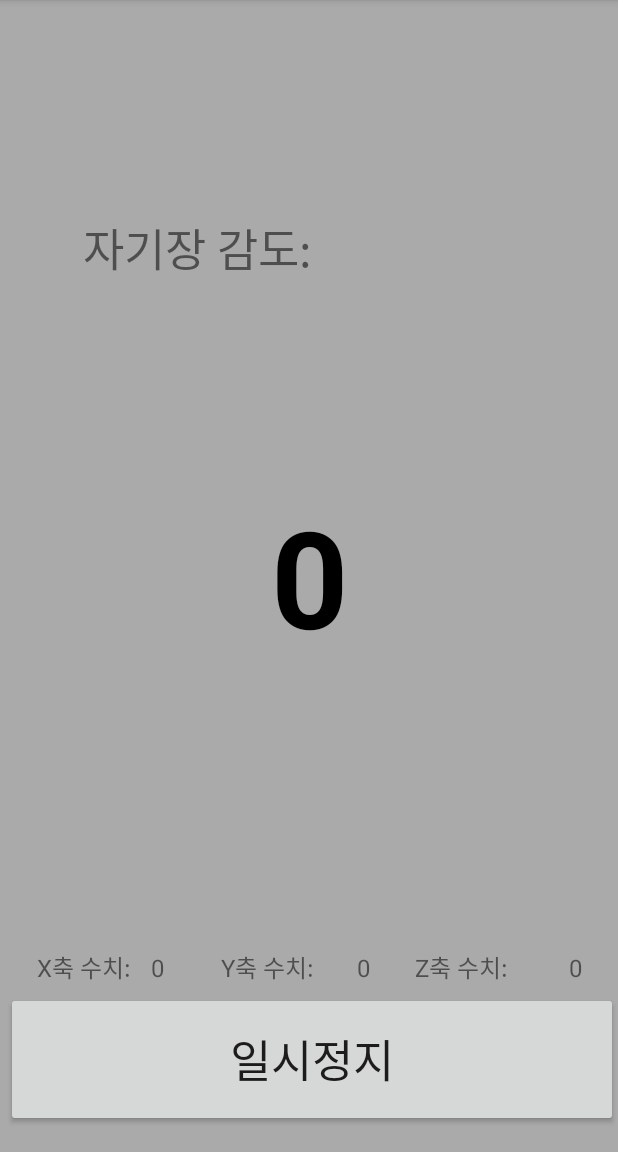
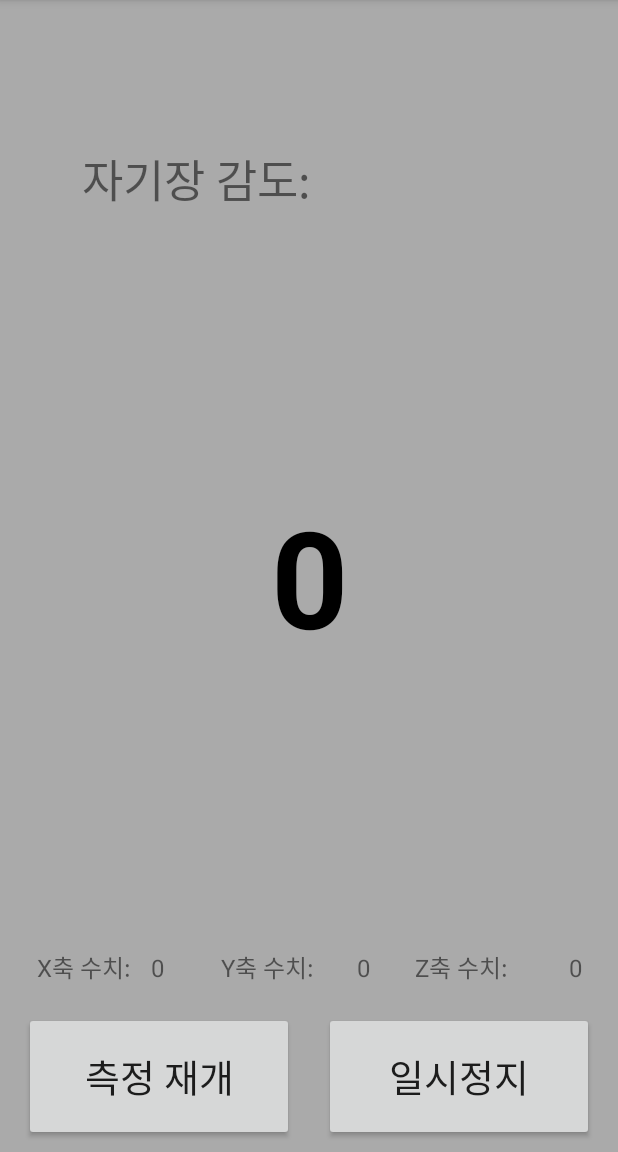
Before and after one commit to chunny22/Metal_Detector, an Android app: the screen it shows after launch (MainActivity), on a phone screen of 412 x 824 dp, the part 84-1236 px from its top. Run offline under Robolectric (Android 15) with nearby library versions, the phone set to English and light mode, and no system bars.

Commit message:
Second update push

```diff
--- a/app/build.gradle
+++ b/app/build.gradle
@@ -23,6 +23,8 @@ android {
 }
 
 dependencies {
+    def room_version = "2.2.5"
+
     implementation fileTree(dir: "libs", include: ["*.jar"])
     implementation 'androidx.appcompat:appcompat:1.1.0'
     implementation 'androidx.constraintlayout:constraintlayout:1.1.3'
@@ -30,4 +32,6 @@ dependencies {
     androidTestImplementation 'androidx.test.ext:junit:1.1.1'
     androidTestImplementation 'androidx.test.espresso:espresso-core:3.2.0'
 
+    implementation "androidx.room:room-runtime:$room_version"
+    annotationProcessor "androidx.room:room-compiler:$room_version"
 }
--- a/app/src/main/AndroidManifest.xml
+++ b/app/src/main/AndroidManifest.xml
@@ -7,13 +7,14 @@
 
     <application
         android:allowBackup="true"
-        android:screenOrientation="portrait"
         android:icon="@mipmap/ic_launcher"
         android:label="@string/app_name"
         android:roundIcon="@mipmap/ic_launcher_round"
+        android:screenOrientation="portrait"
         android:supportsRtl="true"
         android:theme="@style/AppTheme">
-        <activity android:name=".Settings"></activity>
+        <activity android:name=".Room"></activity>
+        <activity android:name=".Settings" />
         <activity android:name=".MainActivity">
             <intent-filter>
                 <action android:name="android.intent.action.MAIN" />
--- a/app/src/main/java/com/example/metal_detector/MainActivity.java
+++ b/app/src/main/java/com/example/metal_detector/MainActivity.java
@@ -22,12 +22,7 @@ import android.widget.Toast;
 public class MainActivity extends AppCompatActivity implements SensorEventListener {
 
     private SensorManager sensormanager;
-    private TextView rate;
-    private Button pause;
-    private TextView X_Rate;
-    private TextView Y_Rate;
-    private TextView Z_Rate;
-    private int count;
+    private TextView rate, X_Rate, Y_Rate, Z_Rate;
     MediaPlayer player;
     Vibrator v;
 
@@ -36,16 +31,35 @@ public class MainActivity extends AppCompatActivity implements SensorEventListen
         super.onCreate(savedInstanceState);
         setContentView(R.layout.activity_main);
 
-        rate = (TextView) findViewById(R.id.rate);
-        pause = (Button) findViewById(R.id.pause);
-        X_Rate = (TextView) findViewById(R.id.X_Rate);
-        Y_Rate = (TextView) findViewById(R.id.Y_Rate);
-        Z_Rate = (TextView) findViewById(R.id.Z_Rate);
+        rate = findViewById(R.id.rate);
+        X_Rate = findViewById(R.id.X_Rate);
+        Y_Rate = findViewById(R.id.Y_Rate);
+        Z_Rate = findViewById(R.id.Z_Rate);
         v = (Vibrator) getSystemService(Context.VIBRATOR_SERVICE);
-        pause = (Button) findViewById(R.id.pause);
+        Button pause = findViewById(R.id.pause);
+        Button resume = findViewById(R.id.resume);
+
+        sensormanager = (SensorManager) getSystemService(SENSOR_SERVICE);
+
+        //TODO check whether pause/resume button works
+        //TODO implement pausing the measurement and retrieving the information
+        pause.setOnClickListener(new View.OnClickListener() {
+            @Override
+            public void onClick(View view) {
+                Toast.makeText(getBaseContext(), "일시정지됨", Toast.LENGTH_SHORT).show();
+                onPause();
+            }
+        });
+
+        resume.setOnClickListener(new View.OnClickListener() {
+            @Override
+            public void onClick(View view) {
+                Toast.makeText(getBaseContext(), "측정 재개됨", Toast.LENGTH_SHORT).show();
+                onResume();
+            }
+        });
 
     }
-
 
     public boolean onCreateOptionsMenu(Menu menu) {
         MenuInflater inflater = getMenuInflater();
--- a/app/src/main/res/layout/activity_main.xml
+++ b/app/src/main/res/layout/activity_main.xml
@@ -29,25 +29,12 @@
         android:layout_height="wrap_content"
         android:text="@string/sensitivity"
         android:textSize="30sp"
-        app:layout_constraintBottom_toTopOf="@+id/pause"
+        app:layout_constraintBottom_toBottomOf="@+id/rate"
         app:layout_constraintEnd_toEndOf="parent"
-        app:layout_constraintHorizontal_bias="0.214"
+        app:layout_constraintHorizontal_bias="0.21"
         app:layout_constraintStart_toStartOf="@+id/rate"
         app:layout_constraintTop_toTopOf="parent"
-        app:layout_constraintVertical_bias="0.232" />
-
-    <Button
-        android:id="@+id/pause"
-        android:layout_width="408dp"
-        android:layout_height="90dp"
-        android:text="@string/pause"
-        android:textSize="30sp"
-        app:layout_constraintBottom_toBottomOf="@+id/rate"
-        app:layout_constraintEnd_toEndOf="parent"
-        app:layout_constraintHorizontal_bias="1.0"
-        app:layout_constraintStart_toStartOf="@+id/rate"
-        app:layout_constraintTop_toTopOf="@+id/rate"
-        app:layout_constraintVertical_bias="0.975" />
+        app:layout_constraintVertical_bias="0.134" />
 
     <TextView
         android:id="@+id/labelX"
@@ -127,4 +114,30 @@
         app:layout_constraintTop_toTopOf="@+id/rate"
         app:layout_constraintVertical_bias="0.85" />
 
+    <Button
+        android:id="@+id/resume"
+        android:layout_width="180dp"
+        android:layout_height="86dp"
+        android:text="@string/resume"
+        android:textSize="25sp"
+        app:layout_constraintBottom_toBottomOf="parent"
+        app:layout_constraintEnd_toEndOf="parent"
+        app:layout_constraintHorizontal_bias="0.069"
+        app:layout_constraintStart_toStartOf="parent"
+        app:layout_constraintTop_toTopOf="@+id/rate"
+        app:layout_constraintVertical_bias="0.989" />
+
+    <Button
+        android:id="@+id/pause"
+        android:layout_width="180dp"
+        android:layout_height="86dp"
+        android:text="@string/pause"
+        android:textSize="25sp"
+        app:layout_constraintBottom_toBottomOf="parent"
+        app:layout_constraintEnd_toEndOf="parent"
+        app:layout_constraintHorizontal_bias="0.93"
+        app:layout_constraintStart_toStartOf="parent"
+        app:layout_constraintTop_toTopOf="@+id/rate"
+        app:layout_constraintVertical_bias="0.989" />
+
 </androidx.constraintlayout.widget.ConstraintLayout>
--- a/app/src/main/res/values/strings.xml
+++ b/app/src/main/res/values/strings.xml
@@ -15,4 +15,5 @@
     <string name="X">X축 수치:</string>
     <string name="Y">Y축 수치:</string>
     <string name="Z">Z축 수치:</string>
+    <string name="resume">측정 재개</string>
 </resources>
```
Also changed, not shown: app/src/main/java/com/example/metal_detector/Mag_Waves.java (added, +64 -0 lines), app/src/main/java/com/example/metal_detector/MyDAO.java (added, +15 -0 lines), app/src/main/java/com/example/metal_detector/Room.java (added, +14 -0 lines), app/src/main/java/com/example/metal_detector/Settings.java (+6 -10 lines), app/src/main/java/com/example/metal_detector/Wave_Database.java (added, +10 -0 lines), app/src/main/res/layout/activity_room.xml (added, +9 -0 lines).
